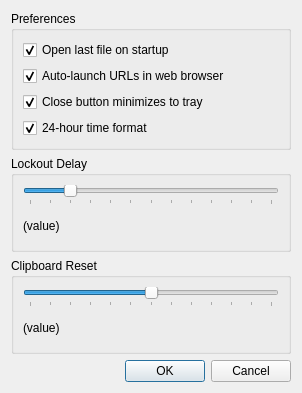
karagog/Gryptonite, file src/apps/gryptonite/preferences_edit.ui: the form before one commit.
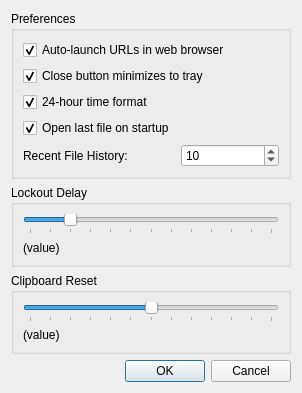
The form after the commit.

Commit message: Added the ability to configure the length of the recent file history

Patch:
```diff
--- a/src/apps/gryptonite/preferences_edit.ui
+++ b/src/apps/gryptonite/preferences_edit.ui
@@ -25,40 +25,8 @@
      <property name="title">
       <string>Preferences</string>
      </property>
-     <layout class="QVBoxLayout" name="verticalLayout_2">
-      <item>
-       <widget class="QCheckBox" name="autoload">
-        <property name="toolTip">
-         <string>Automatically open the last file you used?</string>
-        </property>
-        <property name="whatsThis">
-         <string>&lt;html&gt;&lt;head/&gt;&lt;body&gt;&lt;p&gt;&lt;span style=&quot; font-size:10pt;&quot;&gt;Check this box if you want this program to automatically open the last file you used.&lt;/span&gt;&lt;/p&gt;&lt;/body&gt;&lt;/html&gt;</string>
-        </property>
-        <property name="text">
-         <string>Open last file on startup</string>
-        </property>
-        <property name="checked">
-         <bool>true</bool>
-        </property>
-       </widget>
-      </item>
-      <item>
-       <widget class="QCheckBox" name="autoLaunch">
-        <property name="toolTip">
-         <string>If there is a URL should it be opened in a web browser?</string>
-        </property>
-        <property name="whatsThis">
-         <string>&lt;html&gt;&lt;head/&gt;&lt;body&gt;&lt;p&gt;&lt;span style=&quot; font-size:10pt;&quot;&gt;Whenever the small popout window opens, it can automatically launch a URL in a web browser if you check this box.&lt;/span&gt;&lt;/p&gt;&lt;/body&gt;&lt;/html&gt;</string>
-        </property>
-        <property name="text">
-         <string>Auto-launch URLs in web browser</string>
-        </property>
-        <property name="checked">
-         <bool>true</bool>
-        </property>
-       </widget>
-      </item>
-      <item>
+     <layout class="QGridLayout" name="gridLayout">
+      <item row="2" column="0" colspan="2">
        <widget class="QCheckBox" name="minimize_on_close">
         <property name="toolTip">
          <string>Should the application hide inside the tray icon, or just close?</string>
@@ -74,7 +42,26 @@
         </property>
        </widget>
       </item>
-      <item>
+      <item row="5" column="1">
+       <widget class="QSpinBox" name="spn_fileHistory">
+        <property name="toolTip">
+         <string>How many files to keep in the recent file history</string>
+        </property>
+        <property name="whatsThis">
+         <string>&lt;html&gt;&lt;head/&gt;&lt;body&gt;&lt;p&gt;&lt;span style=&quot; font-size:10pt;&quot;&gt;You can configure how many recent files the application will remember. If you want, you can set this to 0 to disable recent file history altogether, but then the application won't be able to automatically open the last file used.&lt;/span&gt;&lt;/p&gt;&lt;/body&gt;&lt;/html&gt;</string>
+        </property>
+        <property name="minimum">
+         <number>0</number>
+        </property>
+        <property name="maximum">
+         <number>20</number>
+        </property>
+        <property name="value">
+         <number>10</number>
+        </property>
+       </widget>
+      </item>
+      <item row="3" column="0" colspan="2">
        <widget class="QCheckBox" name="timeFrmt">
         <property name="toolTip">
          <string>Date format preference</string>
@@ -97,6 +84,45 @@
         </property>
        </widget>
       </item>
+      <item row="1" column="0" colspan="2">
+       <widget class="QCheckBox" name="autoLaunch">
+        <property name="toolTip">
+         <string>If there is a URL should it be opened in a web browser?</string>
+        </property>
+        <property name="whatsThis">
+         <string>&lt;html&gt;&lt;head/&gt;&lt;body&gt;&lt;p&gt;&lt;span style=&quot; font-size:10pt;&quot;&gt;Whenever the small popout window opens, it can automatically launch a URL in a web browser if you check this box.&lt;/span&gt;&lt;/p&gt;&lt;/body&gt;&lt;/html&gt;</string>
+        </property>
+        <property name="text">
+         <string>Auto-launch URLs in web browser</string>
+        </property>
+        <property name="checked">
+         <bool>true</bool>
+        </property>
+       </widget>
+      </item>
+      <item row="5" column="0">
+       <widget class="QLabel" name="label">
+        <property name="text">
+         <string>Recent File History:</string>
+        </property>
+       </widget>
+      </item>
+      <item row="4" column="0">
+       <widget class="QCheckBox" name="autoload">
+        <property name="toolTip">
+         <string>Automatically open the last file you used?</string>
+        </property>
+        <property name="whatsThis">
+         <string>&lt;html&gt;&lt;head/&gt;&lt;body&gt;&lt;p&gt;&lt;span style=&quot; font-size:10pt;&quot;&gt;Check this box if you want this program to automatically open the last file you used.&lt;/span&gt;&lt;/p&gt;&lt;/body&gt;&lt;/html&gt;</string>
+        </property>
+        <property name="text">
+         <string>Open last file on startup</string>
+        </property>
+        <property name="checked">
+         <bool>true</bool>
+        </property>
+       </widget>
+      </item>
      </layout>
     </widget>
    </item>
```
Left out of the diff: 25 changed lines with no effect on the pictures. The commit also changes 4 other files.
